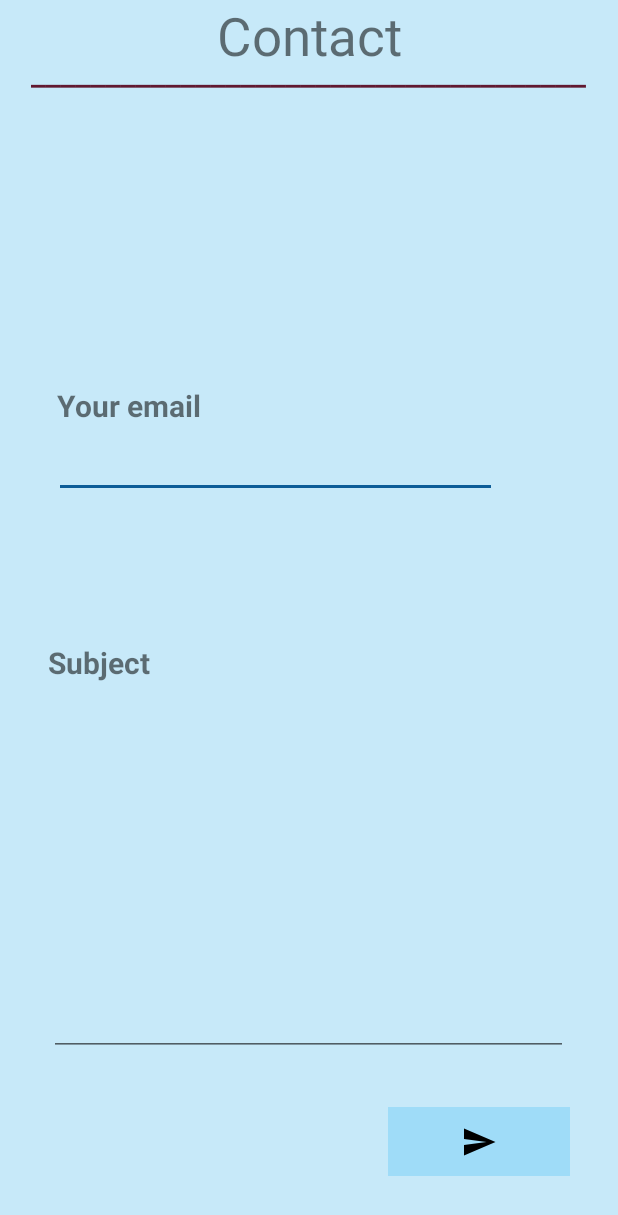
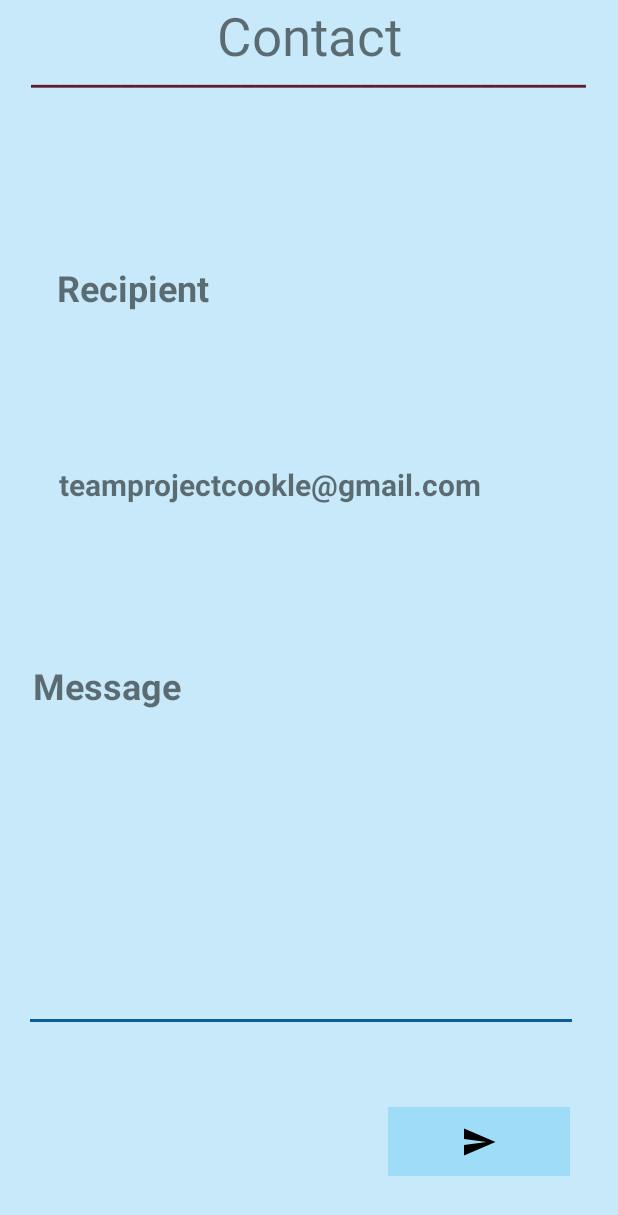
Before and after one commit to name-in-use/Cookle-Recipe-Search-engine, an Android app: the Contact screen opened directly, with no data from a screen before it, on a phone screen of 412 x 824 dp. Shown: the top 1215 px of the screen. Run offline under Robolectric (Android 15) with nearby library versions, the phone set to English and light mode, and no system bars.

Commit message:
contact us added

```diff
--- a/app/src/main/java/in/tvac/akshayejh/firebasesearch/Contact.java
+++ b/app/src/main/java/in/tvac/akshayejh/firebasesearch/Contact.java
@@ -2,15 +2,53 @@ package in.tvac.akshayejh.firebasesearch;
 
 import android.support.v7.app.AppCompatActivity;
 import android.os.Bundle;
+import android.content.Intent;
+import android.support.v7.app.AppCompatActivity;
+import android.os.Bundle;
+import android.view.View;
+import android.widget.Button;
+import android.widget.EditText;
+import android.widget.ImageButton;
 
 public class Contact extends AppCompatActivity {
     private static final String TAG = "Contact";
 
-
+    private EditText textMail;
+   // private EditText mEditTextSubject;
+    private EditText textMessage;
     @Override
     protected void onCreate(Bundle savedInstanceState) {
         super.onCreate(savedInstanceState);
         setContentView(R.layout.activity_contact);
+
+       // textMail = findViewById(R.id.textMail);
+        //textMail.setText("teamprojectcookle@gmail.com");
+        //mEditTextSubject = findViewById(R.id.edit_text_subject);
+        textMessage = findViewById(R.id.textMessage);
+
+        ImageButton buttonSend = findViewById(R.id.send_btn);
+        buttonSend.setOnClickListener(new View.OnClickListener() {
+            @Override
+            public void onClick(View v) {
+                sendMail();
+            }
+        });
+    }
+    private void sendMail() {
+        //String recipientList = mEditTextTo.getText().toString();
+        String recipientList = "teamprojectcookle@gmail.com";
+        String[] recipients = recipientList.split(",");
+
+       // String subject = mEditTextSubject.getText().toString();
+        String message = textMessage.getText().toString();
+
+        Intent intent = new Intent(Intent.ACTION_SEND);
+        intent.putExtra(Intent.EXTRA_EMAIL, recipients);
+        //intent.putExtra(Intent.EXTRA_SUBJECT, subject);
+        intent.putExtra(Intent.EXTRA_TEXT, message);
+
+        intent.setType("message/rfc822");
+        startActivity(Intent.createChooser(intent, "Choose an email client"));
     }
 
 
--- a/app/src/main/res/layout/activity_contact.xml
+++ b/app/src/main/res/layout/activity_contact.xml
@@ -11,52 +11,54 @@
         android:id="@+id/subjectview"
         android:layout_width="wrap_content"
         android:layout_height="wrap_content"
-        android:layout_marginTop="96dp"
-        android:text="Subject"
-        android:textSize="20sp"
+        android:layout_marginTop="104dp"
+        android:text="Message"
+        android:textSize="24sp"
         android:textStyle="bold"
         app:layout_constraintEnd_toEndOf="parent"
-        app:layout_constraintHorizontal_bias="0.093"
+        app:layout_constraintHorizontal_bias="0.07"
         app:layout_constraintStart_toStartOf="parent"
-        app:layout_constraintTop_toBottomOf="@+id/editText2" />
-
-    <EditText
-        android:id="@+id/editText2"
-        android:layout_width="295dp"
-        android:layout_height="48dp"
-        android:layout_marginBottom="124dp"
-        android:ems="10"
-        android:inputType="textPersonName"
-        android:textColor="#007C2626"
-        app:layout_constraintBottom_toTopOf="@+id/subjectvi"
-        app:layout_constraintEnd_toEndOf="parent"
-        app:layout_constraintHorizontal_bias="0.31"
-        app:layout_constraintStart_toStartOf="parent" />
+        app:layout_constraintTop_toBottomOf="@+id/textView4" />
 
     <TextView
         android:id="@+id/textView7"
         android:layout_width="wrap_content"
         android:layout_height="wrap_content"
-        android:text="Your email"
+        android:layout_marginTop="108dp"
 
+        android:text="Recipient"
+        android:textSize="24sp"
+        android:textStyle="bold"
+        app:layout_constraintEnd_toEndOf="parent"
+        app:layout_constraintHorizontal_bias="0.122"
+        app:layout_constraintStart_toStartOf="parent"
+        app:layout_constraintTop_toBottomOf="@+id/line" />
+
+    <TextView
+        android:id="@+id/textView4"
+        android:layout_width="wrap_content"
+        android:layout_height="wrap_content"
+        android:layout_marginBottom="140dp"
+
+        android:text="teamprojectcookle@gmail.com"
         android:textSize="20sp"
         android:textStyle="bold"
-        app:layout_constraintBottom_toTopOf="@+id/editText2"
+        app:layout_constraintBottom_toTopOf="@+id/textMessage"
         app:layout_constraintEnd_toEndOf="parent"
-        app:layout_constraintHorizontal_bias="0.121"
+        app:layout_constraintHorizontal_bias="0.304"
         app:layout_constraintStart_toStartOf="parent" />
 
     <EditText
-        android:id="@+id/subjectvi"
-        android:layout_width="346dp"
-        android:layout_height="248dp"
-        android:layout_marginBottom="120dp"
+        android:id="@+id/textMessage"
+        android:layout_width="369dp"
+        android:layout_height="211dp"
+        android:layout_marginBottom="136dp"
         android:ems="10"
 
         android:inputType="textPersonName"
         app:layout_constraintBottom_toBottomOf="parent"
         app:layout_constraintEnd_toEndOf="parent"
-        app:layout_constraintHorizontal_bias="0.492"
+        app:layout_constraintHorizontal_bias="0.38"
         app:layout_constraintStart_toStartOf="parent" />
 
     <TextView
@@ -74,15 +76,12 @@
         android:layout_width="wrap_content"
         android:layout_height="wrap_content"
 
-        android:layout_marginBottom="88dp"
         android:text="━━━━━━━━━━━━━━━━━━━━━━━━━━━━━━━━━━━━━"
         android:textColor="#611830"
-        app:layout_constraintBottom_toTopOf="@+id/editText2"
         app:layout_constraintEnd_toEndOf="parent"
         app:layout_constraintHorizontal_bias="0.488"
         app:layout_constraintStart_toStartOf="parent"
-        app:layout_constraintTop_toBottomOf="@+id/contactlabel"
-        app:layout_constraintVertical_bias="0.0" />
+        app:layout_constraintTop_toBottomOf="@+id/contactlabel" />
 
     <ImageButton
         android:id="@+id/send_btn"
--- a/app/src/main/res/layout/activity_cookle_main.xml
+++ b/app/src/main/res/layout/activity_cookle_main.xml
@@ -10,9 +10,10 @@
     <ImageButton
         android:id="@+id/profile_btn"
         android:layout_width="52dp"
-        android:layout_height="40dp"
+        android:layout_height="51dp"
         android:layout_marginTop="4dp"
         android:layout_marginEnd="4dp"
+        android:background="@null"
         android:onClick="openProfile"
         app:layout_constraintEnd_toEndOf="parent"
         app:layout_constraintTop_toTopOf="parent"
```
